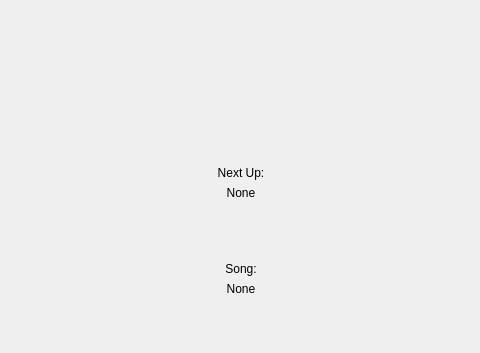
First picture: the form in src/dlgcdg.ui, repository kirkphillip605/OpenKJ, before the edit; both pictures show x 89 to 569 and y 278 to 631 of the 663 by 730 pixel window.
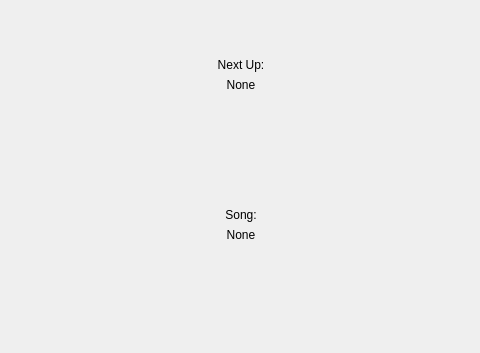
Second picture: the form after the edit. Icons and pictures are not drawn. Custom widgets are drawn as their Qt base class.

Diff of the .ui file:
```diff
--- a/src/dlgcdg.ui
+++ b/src/dlgcdg.ui
@@ -81,69 +81,6 @@
      </layout>
     </widget>
    </item>
-   <item>
-    <widget class="VideoDisplay" name="videoDisplayBm" native="true">
-     <property name="sizePolicy">
-      <sizepolicy hsizetype="Preferred" vsizetype="Expanding">
-       <horstretch>0</horstretch>
-       <verstretch>0</verstretch>
-      </sizepolicy>
-     </property>
-     <property name="autoFillBackground">
-      <bool>true</bool>
-     </property>
-     <layout class="QVBoxLayout" name="verticalLayout_2">
-      <property name="spacing">
-       <number>0</number>
-      </property>
-      <property name="leftMargin">
-       <number>0</number>
-      </property>
-      <property name="topMargin">
-       <number>0</number>
-      </property>
-      <property name="rightMargin">
-       <number>0</number>
-      </property>
-      <property name="bottomMargin">
-       <number>0</number>
-      </property>
-      <item>
-       <spacer name="verticalSpacer_4">
-        <property name="orientation">
-         <enum>Qt::Vertical</enum>
-        </property>
-        <property name="sizeHint" stdset="0">
-         <size>
-          <width>20</width>
-          <height>40</height>
-         </size>
-        </property>
-       </spacer>
-      </item>
-      <item>
-       <layout class="QHBoxLayout" name="horizontalLayout_6">
-        <property name="topMargin">
-         <number>10</number>
-        </property>
-        <item>
-         <spacer name="horizontalSpacer_6">
-          <property name="orientation">
-           <enum>Qt::Horizontal</enum>
-          </property>
-          <property name="sizeHint" stdset="0">
-           <size>
-            <width>40</width>
-            <height>20</height>
-           </size>
-          </property>
-         </spacer>
-        </item>
-       </layout>
-      </item>
-     </layout>
-    </widget>
-   </item>
    <item>
     <widget class="QWidget" name="widgetAlert" native="true">
      <property name="sizePolicy">
```
